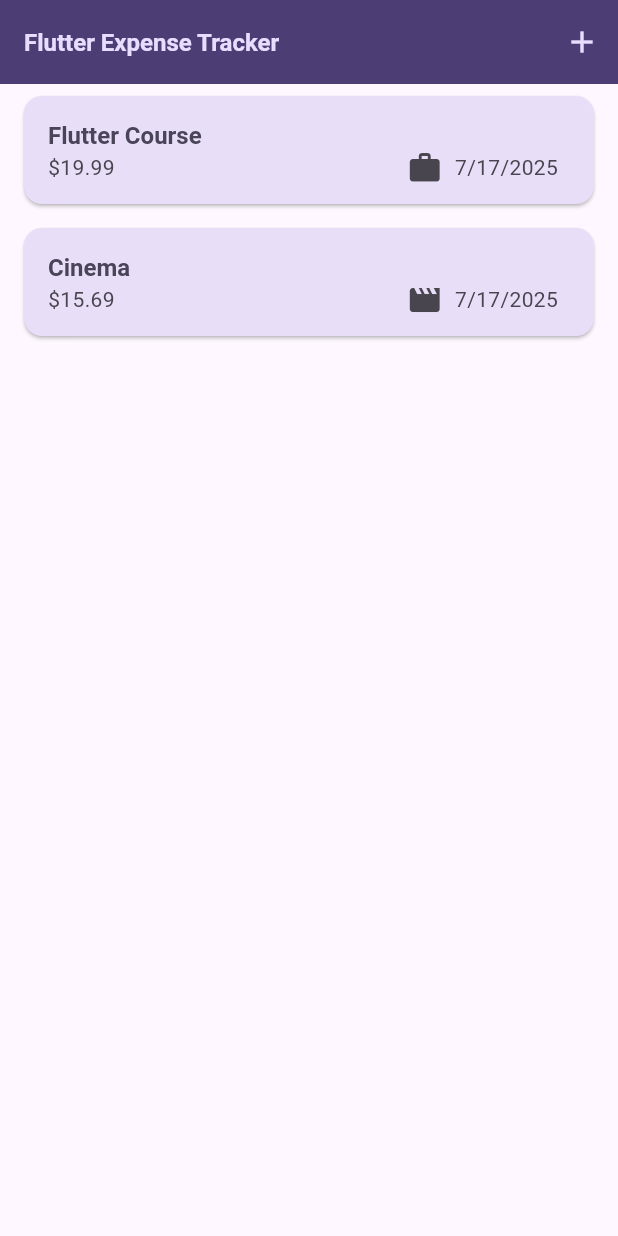
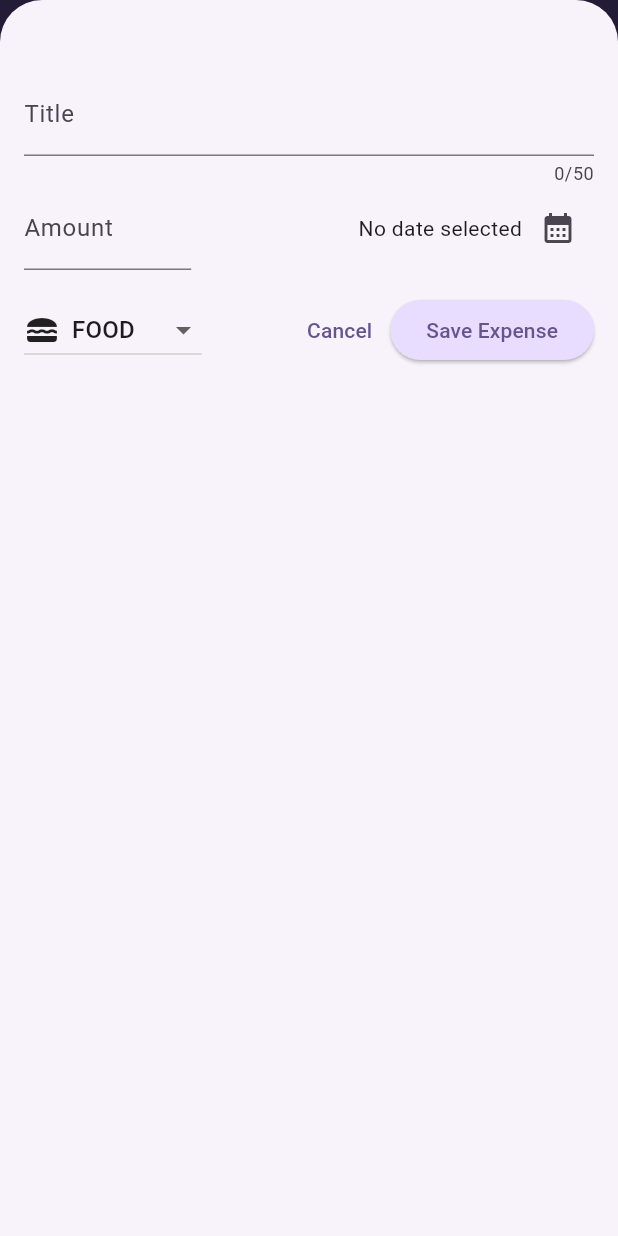
Before and after one commit to Yohannes-F21/flutter_expense_tracker, a Flutter app: the screen it shows after launch, after a tap on the "add" icon, on a phone screen of 412 x 824 dp. Run offline on Flutter 3.47's test engine with Material 3 defaults, Android fonts, the phone set to English and light mode, and no system bars.

Commit message:
Add NewExpense widget and integrate expense addition functionality

```diff
--- a/lib/widgets/expenses.dart
+++ b/lib/widgets/expenses.dart
@@ -1,4 +1,5 @@
 import 'package:expense_tracker/widgets/expense_list/expense_list.dart';
+import 'package:expense_tracker/widgets/new_expense.dart';
 import 'package:flutter/material.dart';
 import 'package:expense_tracker/models/expense.dart';
 
@@ -24,6 +25,15 @@ class _ExpensesState extends State<Expenses> {
       category: Category.leisure,
     ),
   ];
+
+  void _openAddExpenseOverlay() {
+    showModalBottomSheet(
+      isScrollControlled: true,
+      context: context,
+      builder: (ctx) => NewExpense(),
+    );
+  }
+
   @override
   Widget build(BuildContext context) {
     return Scaffold(
@@ -32,9 +42,7 @@ class _ExpensesState extends State<Expenses> {
         actions: [
           IconButton(
             icon: const Icon(Icons.add),
-            onPressed: () {
-              // Add your add expense logic here
-            },
+            onPressed: _openAddExpenseOverlay,
           ),
         ],
       ),
--- /dev/null
+++ b/lib/widgets/new_expense.dart
@@ -0,0 +1,144 @@
+import 'package:expense_tracker/models/expense.dart';
+import 'package:flutter/material.dart';
+
+class NewExpense extends StatefulWidget {
+  const NewExpense({super.key});
+
+  // final void Function(String title, double amount, DateTime date) onAddExpense;
+
+  @override
+  State<NewExpense> createState() => _NewExpenseState();
+}
+
+class _NewExpenseState extends State<NewExpense> {
+  final Category _selectedCategory = Category.food;
+  final _titleController = TextEditingController();
+  final _amountController = TextEditingController();
+  DateTime? _selectedDate;
+  bool _isTitleEmpty = false;
+  bool _isAmountEmpty = false;
+  bool _isDateEmpty = false;
+
+  void _presentDatePicker() async {
+    final now = DateTime.now();
+    final firstDate = DateTime(now.year - 1, now.month, now.day);
+    final pickedDate = await showDatePicker(
+      context: context,
+      initialDate: now,
+      firstDate: firstDate,
+      lastDate: now,
+    );
+    setState(() {
+      _selectedDate = pickedDate ?? DateTime.now();
+      // If no date is picked, default to now
+    });
+  }
+
+  void _addExpense() {
+    setState(() {
+      _isTitleEmpty = _titleController.text.isEmpty;
+      _isAmountEmpty = _amountController.text.isEmpty;
+      _isDateEmpty = _selectedDate == null;
+    });
+
+    if (_isTitleEmpty || _isAmountEmpty || _isDateEmpty) {
+      return; // Exit if validation fails
+    }
+  }
+
+  @override
+  void dispose() {
+    _titleController.dispose();
+    _amountController.dispose();
+    super.dispose();
+  }
+
+  @override
+  Widget build(BuildContext context) {
+    return Padding(
+      padding: const EdgeInsets.fromLTRB(16, 48, 16, 16),
+      child: Column(
+        children: [
+          TextField(
+            controller: _titleController,
+            maxLength: 50,
+            decoration: InputDecoration(
+              label: const Text('Title'),
+              errorText: _isTitleEmpty ? 'Title cannot be empty' : null,
+            ),
+          ),
+          Row(
+            children: [
+              Expanded(
+                child: TextField(
+                  controller: _amountController,
+                  keyboardType: TextInputType.number,
+                  decoration: InputDecoration(
+                    prefixText: '\$ ',
+                    label: const Text('Amount'),
+                    errorText: _isAmountEmpty ? 'Amount cannot be empty' : null,
+                  ),
+                ),
+              ),
+              const Spacer(),
+              Text(
+                _selectedDate == null
+                    ? 'No date selected'
+                    : formatter.format(_selectedDate!),
+                style: TextStyle(
+                  color: _isDateEmpty
+                      ? Colors.red
+                      : Theme.of(context).colorScheme.onSurface,
+                ),
+              ),
+
+              IconButton(
+                onPressed: _presentDatePicker,
+                icon: Icon(Icons.calendar_month),
+                tooltip: 'Select Date',
+              ),
+            ],
+          ),
+          const SizedBox(height: 16),
+
+          Row(
+            children: [
+              DropdownButton(
+                value: _selectedCategory,
+                items: Category.values.map((category) {
+                  return DropdownMenuItem(
+                    value: category,
+                    child: Row(
+                      children: [
+                        Icon(categoryIcons[category]),
+                        const SizedBox(width: 8),
+                        Text(category.name.toUpperCase()),
+                      ],
+                    ),
+                  );
+                }).toList(),
+                onChanged: (value) {
+                  // Handle category change
+                },
+              ),
+              const Spacer(),
+              TextButton(
+                onPressed: () {
+                  Navigator.pop(context);
+                },
+                child: const Text('Cancel'),
+              ),
+              ElevatedButton(
+                onPressed: () {
+                  _addExpense();
+                  // Navigator.pop(context);
+                },
+                child: const Text('Save Expense'),
+              ),
+            ],
+          ),
+        ],
+      ),
+    );
+  }
+}
```
